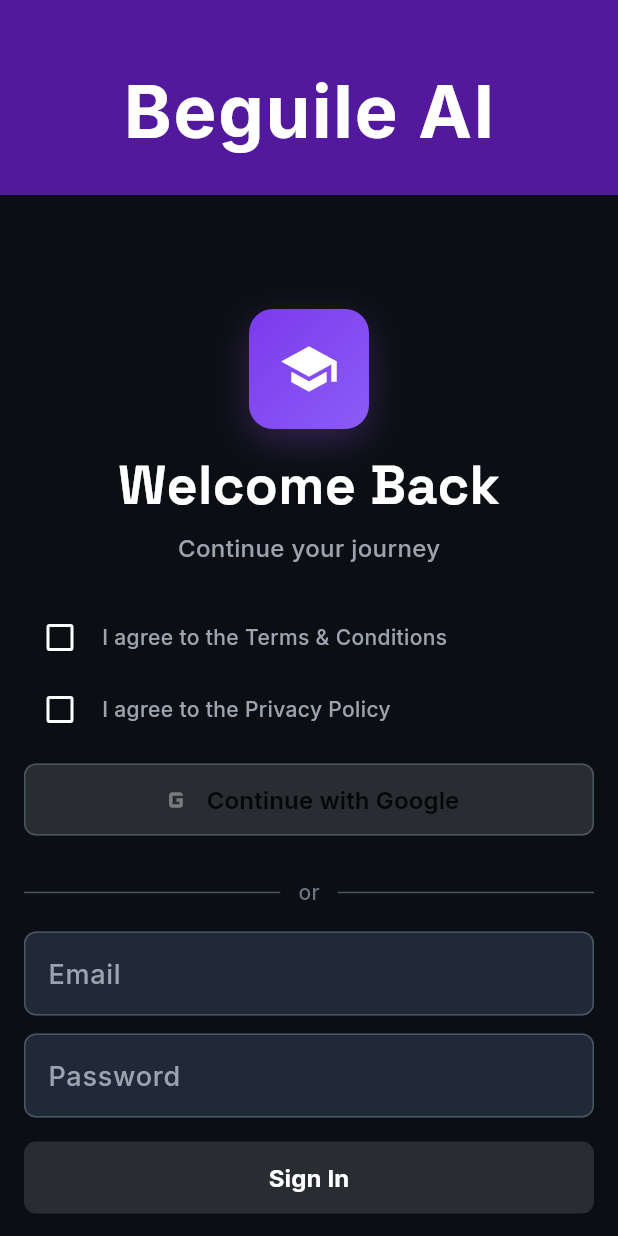
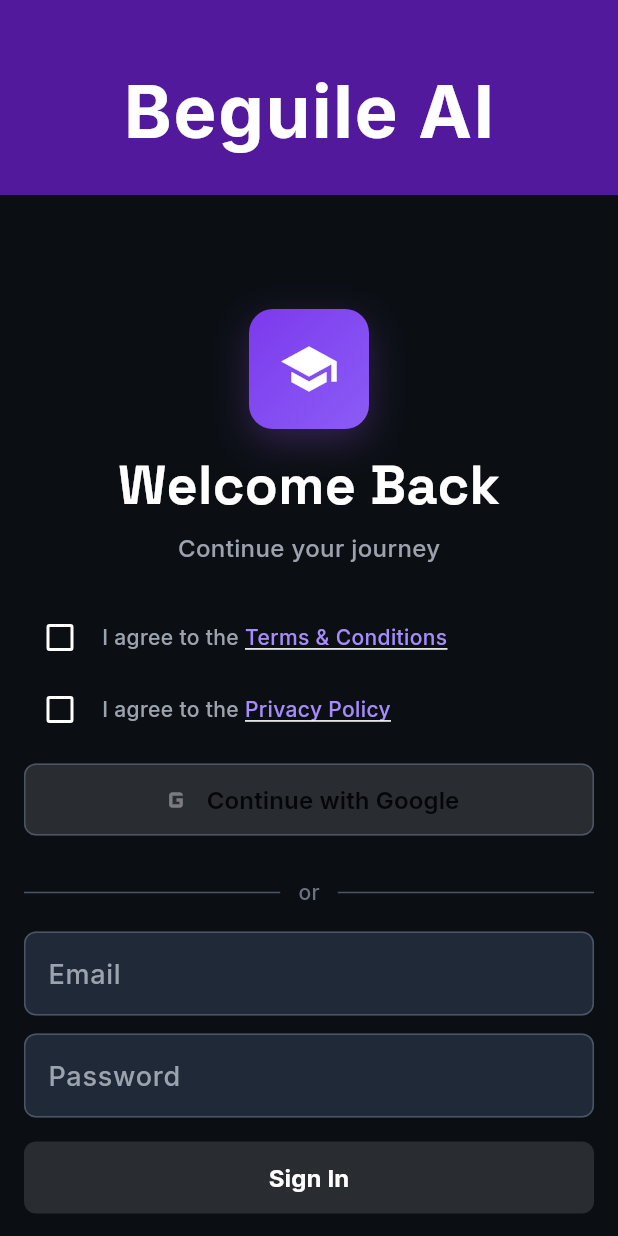
Before and after one commit to stossthegreat/whisperfire, a Flutter app: the LoginPage screen opened by its route, on a phone screen of 412 x 824 dp. Run offline on Flutter 3.47's test engine with Material 3 defaults, Android fonts, the phone set to English and light mode, and no system bars; our stand-ins replace confetti, dio, equatable, firebase_auth, firebase_core, flutter_riverpod and 9 more; missing offline and left inert: dart:js, google_mlkit_text_recognition; accounts and stored records are empty.

Commit message:
feat(auth): add clickable Terms & Privacy links (GitHub Pages) and url_launcher dep

```diff
--- a/lib/ui/pages/auth/login_page.dart
+++ b/lib/ui/pages/auth/login_page.dart
@@ -2,6 +2,7 @@ import 'package:flutter/material.dart';
 import 'package:flutter_riverpod/flutter_riverpod.dart';
 import 'package:go_router/go_router.dart';
 import 'package:flutter/foundation.dart' show defaultTargetPlatform, TargetPlatform, kIsWeb;
+import 'package:url_launcher/url_launcher.dart';
 import '../../../core/theme/theme.dart';
 import '../../../data/providers/auth_providers.dart';
 import '../../../data/services/auth_service.dart';
@@ -25,6 +26,17 @@ class _LoginPageState extends ConsumerState<LoginPage> {
 
   bool get _canSubmit => _agreeTerms && _agreePrivacy && !_isLoading;
   bool get _showApple => !kIsWeb && defaultTargetPlatform == TargetPlatform.iOS;
+
+  Future<void> _openUrl(String url) async {
+    final uri = Uri.parse(url);
+    if (!await launchUrl(uri, mode: LaunchMode.externalApplication)) {
+      if (mounted) {
+        ScaffoldMessenger.of(context).showSnackBar(
+          SnackBar(content: Text('Could not open link: $url')),
+        );
+      }
+    }
+  }
 
   @override
   void dispose() {
@@ -172,9 +184,21 @@ class _LoginPageState extends ConsumerState<LoginPage> {
                     ),
                     const SizedBox(width: 4),
                     Expanded(
-                      child: Text(
-                        'I agree to the Terms & Conditions',
-                        style: WFTextStyles.bodySmall.copyWith(color: WFColors.gray400),
+                      child: Wrap(
+                        alignment: WrapAlignment.start,
+                        children: [
+                          Text(
+                            'I agree to the ',
+                            style: WFTextStyles.bodySmall.copyWith(color: WFColors.gray400),
+                          ),
+                          InkWell(
+                            onTap: () => _openUrl('https://stossthegreat.github.io/Whisper/terms.html'),
+                            child: Text(
+                              'Terms & Conditions',
+                              style: WFTextStyles.bodySmall.copyWith(color: WFColors.purple400, decoration: TextDecoration.underline),
+                            ),
+                          ),
+                        ],
                       ),
                     ),
                   ],
@@ -188,9 +212,21 @@ class _LoginPageState extends ConsumerState<LoginPage> {
                     ),
                     const SizedBox(width: 4),
                     Expanded(
-                      child: Text(
-                        'I agree to the Privacy Policy',
-                        style: WFTextStyles.bodySmall.copyWith(color: WFColors.gray400),
+                      child: Wrap(
+                        alignment: WrapAlignment.start,
+                        children: [
+                          Text(
+                            'I agree to the ',
+                            style: WFTextStyles.bodySmall.copyWith(color: WFColors.gray400),
+                          ),
+                          InkWell(
+                            onTap: () => _openUrl('https://stossthegreat.github.io/Whisper/privacy.html'),
+                            child: Text(
+                              'Privacy Policy',
+                              style: WFTextStyles.bodySmall.copyWith(color: WFColors.purple400, decoration: TextDecoration.underline),
+                            ),
+                          ),
+                        ],
                       ),
                     ),
                   ],
--- a/pubspec.yaml
+++ b/pubspec.yaml
@@ -58,6 +58,9 @@ dependencies:
   # Sharing
   share_plus: ^7.2.1
 
+  # Links
+  url_launcher: ^6.3.0
+
   # OCR & Image Processing
   image_picker: ^1.0.7
   google_mlkit_text_recognition: ^0.13.0
```
